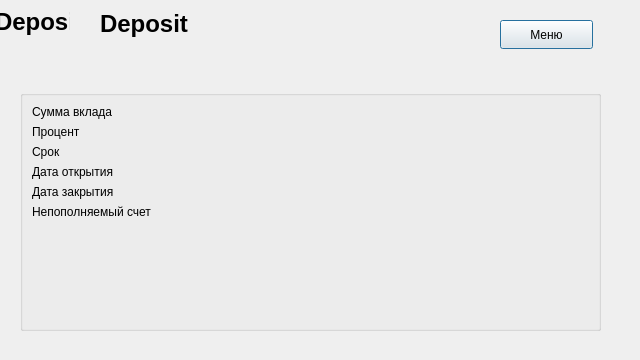
First picture: the form in AllCashApp/Deposit/deposit.ui, repository Revachol/AllCash, before the edit.
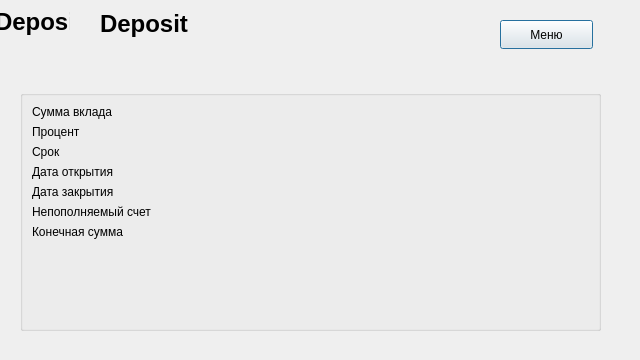
Second picture: the form after the edit.

Patch:
```diff
--- a/AllCashApp/Deposit/deposit.ui
+++ b/AllCashApp/Deposit/deposit.ui
@@ -149,6 +149,20 @@
       </property>
      </widget>
     </item>
+    <item row="6" column="0">
+     <widget class="QLabel" name="label_2">
+      <property name="text">
+       <string>Конечная сумма</string>
+      </property>
+     </widget>
+    </item>
+    <item row="6" column="1">
+     <widget class="QLabel" name="depositTotalSum">
+      <property name="text">
+       <string/>
+      </property>
+     </widget>
+    </item>
    </layout>
   </widget>
  </widget>
```
